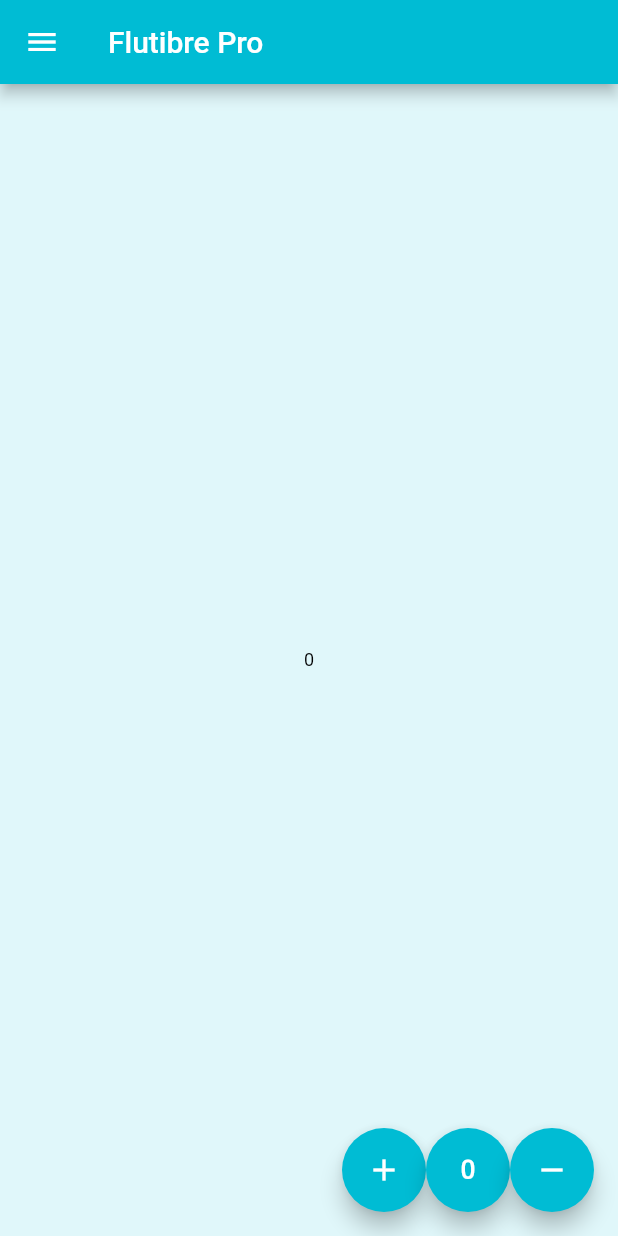
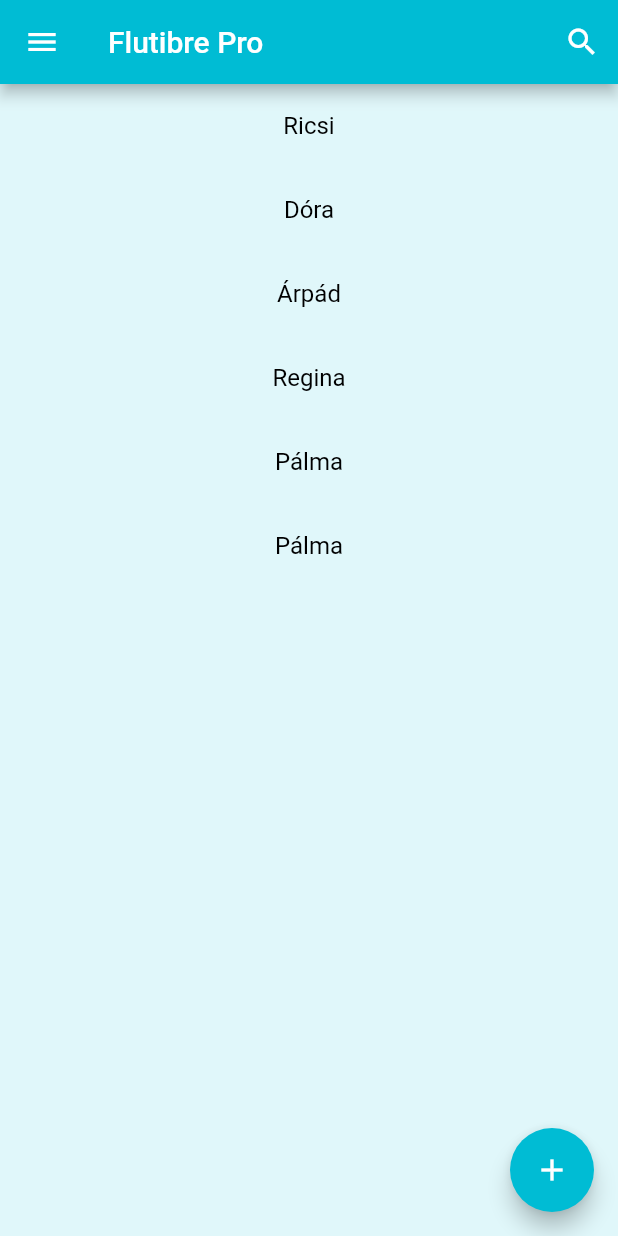
Before and after one commit to kurjakrichard/flutibre_pro, a Flutter app: the screen it shows after launch, on a phone screen of 412 x 824 dp. Run offline on Flutter 3.47's test engine with Material 2 defaults, Android fonts, the phone set to English and light mode, and no system bars; our stand-ins replace shared_preferences; generated files the repository leaves out were written again.

Commit message:
Add tabbar search

```diff
--- a/lib/main.dart
+++ b/lib/main.dart
@@ -22,7 +22,6 @@
 class FlutibrePro extends StatelessWidget {
   const FlutibrePro({Key? key}) : super(key: key);
 
-  // This widget is the root of your application.
   @override
   Widget build(BuildContext context) {
     return MultiProvider(
@@ -37,7 +36,9 @@
                   localizationsDelegates: L10n.delegates,
                   locale: locale.currentLocale,
                   supportedLocales: L10n.locales,
-                  theme: value.darkTheme ? darkTheme : baseTheme,
+                  theme: baseTheme,
+                  darkTheme: darkTheme,
+                  themeMode: value.darkTheme ? ThemeMode.dark : ThemeMode.light,
                   initialRoute: '/',
                   routes: {
                     '/': (context) => const HomePage(),
--- /dev/null
+++ b/lib/model/booklist_item.dart
@@ -0,0 +1,45 @@
+// ignore_for_file: non_constant_identifier_names
+
+class BookListItem {
+  int id;
+  String name;
+  String author_sort;
+  String title;
+  String sort;
+  int has_cover;
+  double series_index;
+  String path;
+
+  BookListItem({
+    this.id = 0,
+    this.name = '',
+    this.author_sort = '',
+    this.title = '',
+    this.sort = '',
+    this.has_cover = 0,
+    this.series_index = 1.0,
+    this.path = '',
+  });
+
+  BookListItem.fromMap(Map<String, dynamic> res)
+      : id = res['id'],
+        name = res['name'],
+        author_sort = res['author_sort'],
+        title = res['title'],
+        sort = res['sort'],
+        has_cover = res['has_cover'],
+        series_index = res['series_index'],
+        path = res['path'];
+
+  Map<String, Object?> toMap() {
+    return {
+      'name': name,
+      'author_sort': author_sort,
+      'title': title,
+      'sort': sort,
+      'has_cover': has_cover,
+      'series_index': series_index,
+      'path': path,
+    };
+  }
+}
--- a/lib/pages/homepage.dart
+++ b/lib/pages/homepage.dart
@@ -2,55 +2,84 @@
 import 'package:flutter/material.dart';
 import 'package:flutter_gen/gen_l10n/app_localizations.dart';
 import 'package:provider/provider.dart';
-import '../main.dart';
 
-class HomePage extends StatelessWidget {
+class HomePage extends StatefulWidget {
   const HomePage({Key? key}) : super(key: key);
+
+  @override
+  State<HomePage> createState() => _HomePageState();
+}
+
+class _HomePageState extends State<HomePage> {
+  Icon custIcon = const Icon(Icons.search);
+  bool isSearching = false;
 
   @override
   Widget build(BuildContext context) {
     return Consumer<BookListProvider>(
-      builder: (context, value, child) => Scaffold(
+      builder: (context, books, child) => Scaffold(
         drawer: drawerNavigation(context),
-        appBar: AppBar(title: const Text('Flutibre Pro')),
-        body: Center(
-            child: Text(
-          value.counter.toString(),
-        )),
-        floatingActionButton: Row(
-          mainAxisAlignment: MainAxisAlignment.end,
-          children: [
-            FloatingActionButton(
-              heroTag: 'btn1',
-              tooltip: 'Increment',
-              onPressed: () {
-                value.incrementCounter();
-              },
-              child: const Icon(Icons.add),
-            ),
-            FloatingActionButton(
-              heroTag: 'btn2',
-              tooltip: 'Reset',
-              onPressed: () {
-                value.reset();
-              },
-              child: const Icon(Icons.exposure_zero_outlined),
-            ),
-            FloatingActionButton(
-              heroTag: 'btn3',
-              tooltip: 'Decrement',
-              onPressed: () {
-                value.decreaseCounter();
-              },
-              child: const Icon(Icons.remove),
-            ),
+        appBar: AppBar(
+          title: !isSearching
+              ? const Text('Flutibre Pro')
+              : TextField(
+                  onChanged: (value) {
+                    books.getBookList(value);
+                  },
+                  textInputAction: TextInputAction.go,
+                  decoration: const InputDecoration(
+                    icon: Icon(
+                      Icons.search,
+                      color: Colors.white,
+                    ),
+                    border: InputBorder.none,
+                    hintText: "Search term",
+                    hintStyle: TextStyle(color: Colors.white),
+                  ),
+                  style: const TextStyle(color: Colors.white),
+                ),
+          actions: <Widget>[
+            isSearching
+                ? IconButton(
+                    icon: const Icon(Icons.cancel),
+                    onPressed: () {
+                      setState(() {
+                        books.getBookList();
+                        isSearching = false;
+                      });
+                    },
+                  )
+                : IconButton(
+                    icon: const Icon(Icons.search),
+                    onPressed: () {
+                      setState(() {
+                        isSearching = true;
+                      });
+                    },
+                  )
           ],
+        ),
+        body: ListView.builder(
+            shrinkWrap: true,
+            itemCount: books.filteredBookList.length,
+            itemBuilder: (BuildContext context, int index) {
+              return ListTile(
+                title: Center(child: Text(books.filteredBookList[index].name)),
+              );
+            }),
+        floatingActionButton: FloatingActionButton(
+          heroTag: 'btn1',
+          tooltip: 'Increment',
+          onPressed: () {
+            books.getBookList('Pálma');
+          },
+          child: const Icon(Icons.add),
         ),
       ),
     );
   }
 
-  //DrawerNavigation widget
+//DrawerNavigation widget
   Widget drawerNavigation(context) {
     return Material(
       child: Drawer(
--- a/lib/providers/booklist_provider.dart
+++ b/lib/providers/booklist_provider.dart
@@ -1,36 +1,30 @@
+import 'package:flutibre_pro/model/booklist_item.dart';
 import 'package:flutter/material.dart';
 import '../main.dart';
 
 class BookListProvider with ChangeNotifier {
   BookListProvider() {
-    _loadSettings();
+    getBookList();
   }
 
-  int _counter = 0;
+  final List<BookListItem> _bookList = [];
+  final List<BookListItem> _filteredBookList = [];
+  // ignore: unnecessary_getters_setters
+  List<BookListItem> get filteredBookList => _bookList;
 
-  // ignore: unnecessary_getters_setters
-  int get counter => _counter;
+  void getBookList([String? stringItem]) async {
+    _bookList.clear();
+    List<String> names = ['Ricsi', 'Dóra', 'Árpád', 'Regina', 'Pálma', 'Pálma'];
+    for (var name in names) {
+      if (stringItem == null) {
+        _bookList.add(BookListItem(name: name));
+      } else {
+        if (stringItem == name) {
+          _bookList.add(BookListItem(name: name));
+        }
 
-  void _loadSettings() async {
-    _counter = prefs.getInt('counter') ?? 0;
-    notifyListeners();
-  }
-
-  void incrementCounter() async {
-    await prefs.setInt('counter', _counter + 1);
-    _counter++;
-    notifyListeners();
-  }
-
-  void reset() async {
-    await prefs.setInt('counter', 0);
-    _counter = 0;
-    notifyListeners();
-  }
-
-  void decreaseCounter() async {
-    await prefs.setInt('counter', _counter - 1);
-    _counter--;
-    notifyListeners();
+        notifyListeners();
+      }
+    }
   }
 }
--- a/pubspec.yaml
+++ b/pubspec.yaml
@@ -31,7 +31,7 @@
     sdk: flutter
   provider: ^6.0.2
   shared_preferences: ^2.0.15
-  flutter_hooks:
+  equatable: ^2.0.5
   intl: ^0.17.0
   flutter_localizations:
     sdk: flutter
```
Also changed, not shown: pubspec.lock.
